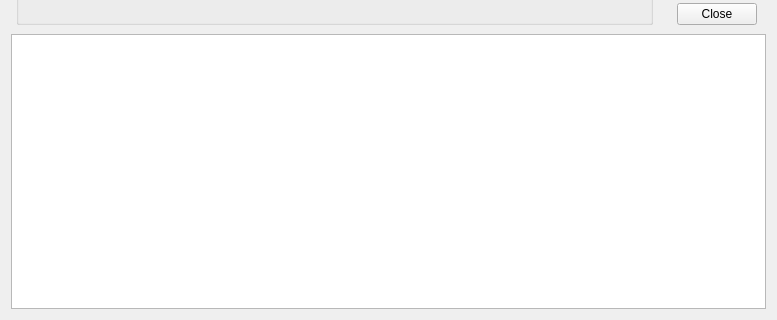
Old version of the form ui/search_dialog.ui in the repository caxapyk/gaoo-cfp; both pictures show x 0 to 777 and y 227 to 547 of the 777 by 547 pixel window.
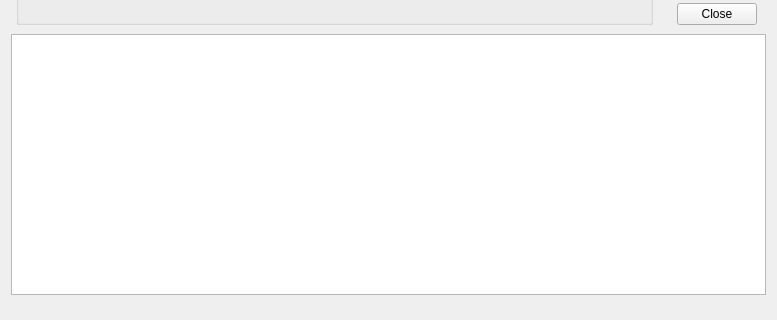
New version of the form. Icons and pictures are not drawn.

```diff
--- a/ui/search_dialog.ui
+++ b/ui/search_dialog.ui
@@ -387,7 +387,21 @@
     </widget>
    </item>
    <item>
-    <widget class="QTreeView" name="treeView_docs"/>
+    <widget class="QTreeView" name="treeView_docs">
+     <property name="alternatingRowColors">
+      <bool>true</bool>
+     </property>
+     <property name="sortingEnabled">
+      <bool>true</bool>
+     </property>
+    </widget>
+   </item>
+   <item>
+    <widget class="QLabel" name="label_status">
+     <property name="text">
+      <string/>
+     </property>
+    </widget>
    </item>
   </layout>
  </widget>
```
